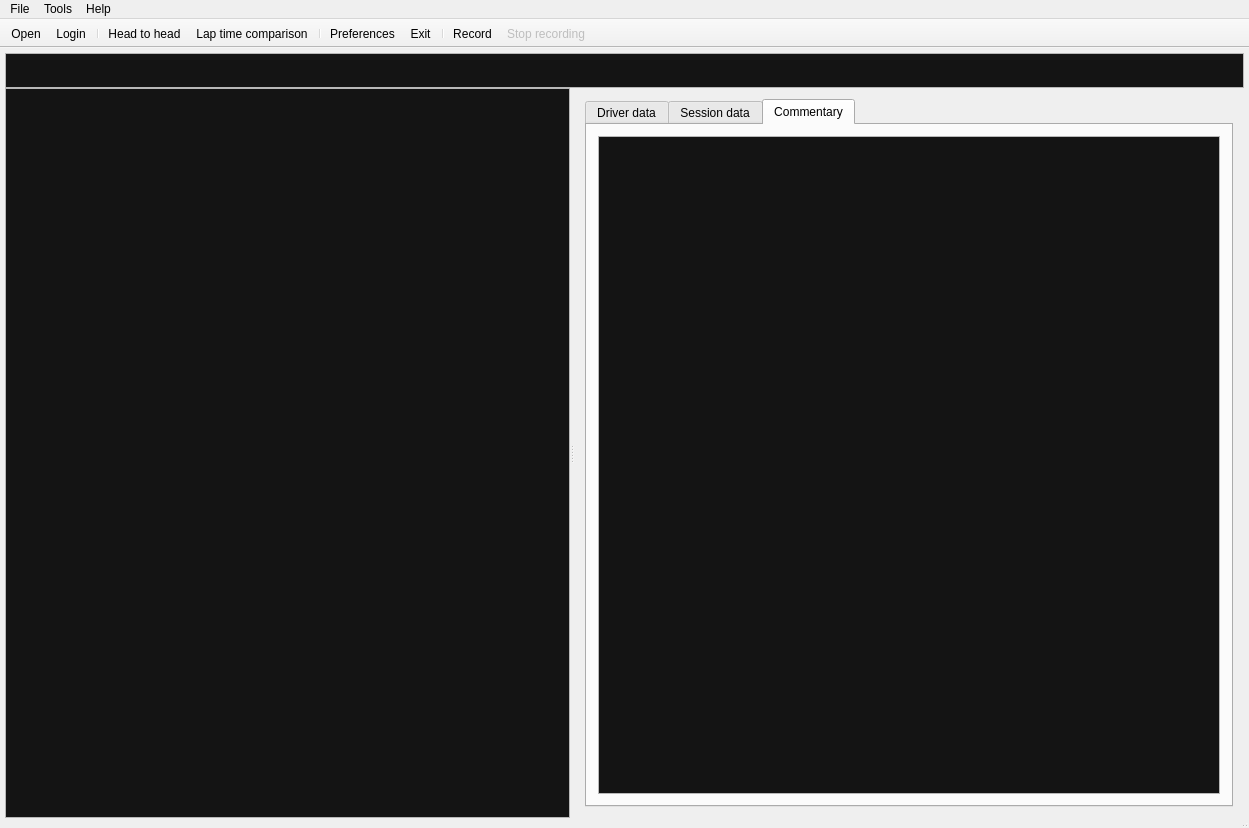
gronberg/f1lt, file ui/ltwindow.ui: the form before one commit.
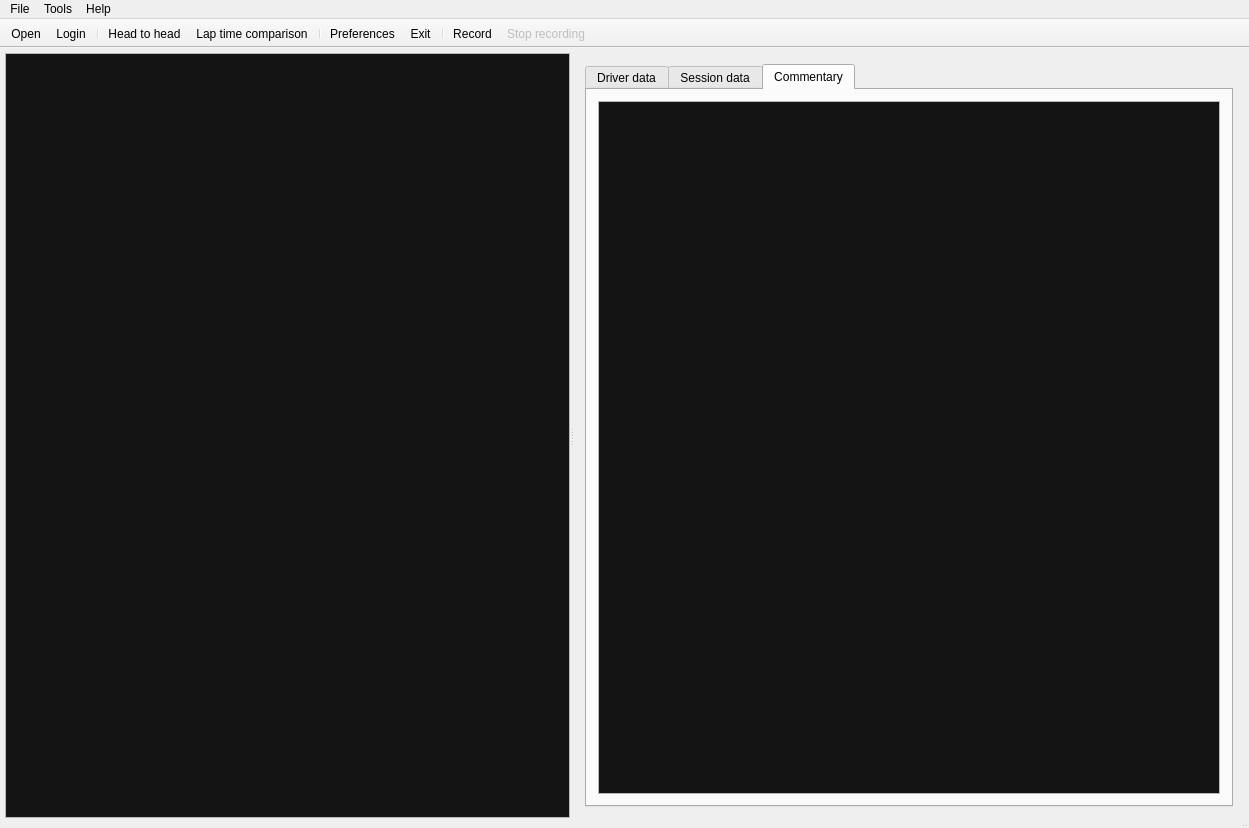
The form after the commit. Icons and pictures are not drawn. Custom widgets are drawn as their Qt base class.

```diff
--- a/ui/ltwindow.ui
+++ b/ui/ltwindow.ui
@@ -29,156 +29,10 @@
      <number>5</number>
     </property>
     <item>
-     <widget class="TrackStatusWidget" name="trackStatusWidget">
-      <property name="minimumSize">
-       <size>
-        <width>0</width>
-        <height>35</height>
-       </size>
+     <widget class="EventStatusWidget" name="eventStatusWidget" native="true">
+      <property name="autoFillBackground">
+       <bool>true</bool>
       </property>
-      <property name="maximumSize">
-       <size>
-        <width>16777215</width>
-        <height>35</height>
-       </size>
-      </property>
-      <property name="palette">
-       <palette>
-        <active>
-         <colorrole role="Base">
-          <brush brushstyle="SolidPattern">
-           <color alpha="255">
-            <red>20</red>
-            <green>20</green>
-            <blue>20</blue>
-           </color>
-          </brush>
-         </colorrole>
-        </active>
-        <inactive>
-         <colorrole role="Base">
-          <brush brushstyle="SolidPattern">
-           <color alpha="255">
-            <red>20</red>
-            <green>20</green>
-            <blue>20</blue>
-           </color>
-          </brush>
-         </colorrole>
-        </inactive>
-        <disabled>
-         <colorrole role="Base">
-          <brush brushstyle="SolidPattern">
-           <color alpha="255">
-            <red>240</red>
-            <green>240</green>
-            <blue>240</blue>
-           </color>
-          </brush>
-         </colorrole>
-        </disabled>
-       </palette>
-      </property>
-      <property name="verticalScrollBarPolicy">
-       <enum>Qt::ScrollBarAlwaysOff</enum>
-      </property>
-      <property name="horizontalScrollBarPolicy">
-       <enum>Qt::ScrollBarAlwaysOff</enum>
-      </property>
-      <property name="editTriggers">
-       <set>QAbstractItemView::NoEditTriggers</set>
-      </property>
-      <property name="tabKeyNavigation">
-       <bool>false</bool>
-      </property>
-      <property name="showDropIndicator" stdset="0">
-       <bool>false</bool>
-      </property>
-      <property name="dragDropOverwriteMode">
-       <bool>false</bool>
-      </property>
-      <property name="selectionMode">
-       <enum>QAbstractItemView::NoSelection</enum>
-      </property>
-      <property name="showGrid">
-       <bool>false</bool>
-      </property>
-      <attribute name="horizontalHeaderVisible">
-       <bool>false</bool>
-      </attribute>
-      <attribute name="verticalHeaderVisible">
-       <bool>false</bool>
-      </attribute>
-      <column>
-       <property name="text">
-        <string>New Column</string>
-       </property>
-      </column>
-      <column>
-       <property name="text">
-        <string/>
-       </property>
-      </column>
-      <column>
-       <property name="text">
-        <string/>
-       </property>
-      </column>
-      <column>
-       <property name="text">
-        <string/>
-       </property>
-      </column>
-      <column>
-       <property name="text">
-        <string/>
-       </property>
-      </column>
-      <column>
-       <property name="text">
-        <string/>
-       </property>
-      </column>
-      <column>
-       <property name="text">
-        <string/>
-       </property>
-      </column>
-      <column>
-       <property name="text">
-        <string/>
-       </property>
-      </column>
-      <column>
-       <property name="text">
-        <string/>
-       </property>
-      </column>
-      <column>
-       <property name="text">
-        <string/>
-       </property>
-      </column>
-      <column>
-       <property name="text">
-        <string/>
-       </property>
-      </column>
-      <column>
-       <property name="text">
-        <string/>
-       </property>
-      </column>
-      <column>
-       <property name="text">
-        <string/>
-       </property>
-      </column>
-      <column>
-       <property name="text">
-        <string/>
-       </property>
-      </column>
      </widget>
     </item>
     <item>
@@ -832,9 +686,10 @@
    <container>1</container>
   </customwidget>
   <customwidget>
-   <class>TrackStatusWidget</class>
-   <extends>QTableWidget</extends>
-   <header>trackstatuswidget.h</header>
+   <class>EventStatusWidget</class>
+   <extends>QWidget</extends>
+   <header>eventstatuswidget.h</header>
+   <container>1</container>
   </customwidget>
  </customwidgets>
  <resources>
```
